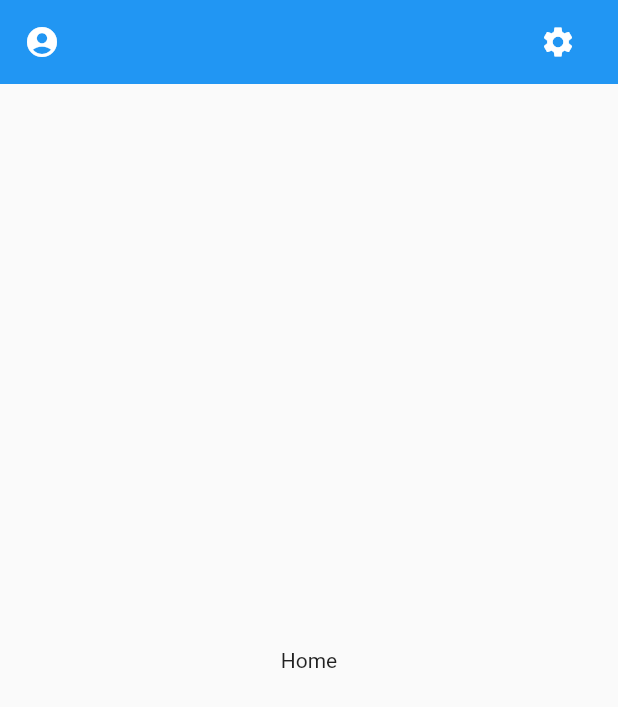
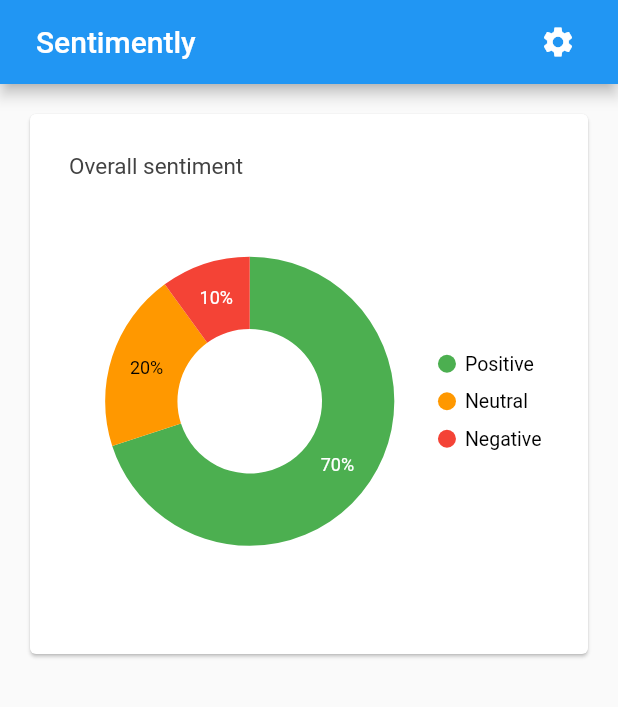
Before and after one commit to Thouny/sis_group6, a Flutter app: the screen it shows after launch, on a phone screen of 412 x 824 dp. Shown: the top 707 px of the screen. Run offline on Flutter 3.47's test engine with Material 2 defaults, Android fonts, the phone set to English and light mode, and no system bars; our stand-ins replace connectivity_plus, equatable, flutter_bloc, routemaster, syncfusion_flutter_charts.

Commit message:
Add Sentiment chart with mock data

```diff
--- a/lib/core/consts/home/home.dart
+++ b/lib/core/consts/home/home.dart
@@ -1,3 +1,4 @@
 class HomeConsts {
-  static const String title = 'Home';
+  static const appName = 'Sentimently';
+  static const sentimentChartTitle = 'Overall sentiment';
 }
--- a/lib/core/theme/app.dart
+++ b/lib/core/theme/app.dart
@@ -39,8 +39,9 @@ class AppHeightValues {
   static const double smallSubTabBarHeight = 75;
   static const double timePickerHeight = 240;
   static const double xSmallCollectionCardHeight = 260;
-  static const double collectionCardHeight = 276;
-  static const double collectionCardImageHeight = 157;
+  static const double cardHeight = 276;
+  static const double cardImageHeight = 157;
+  static const double sentimentChartHeight = 400;
   static const double tileHeight = 83;
   static const double mindHackCardHeight = 137;
   static const double lessonButtonHeight = 55.0;
--- /dev/null
+++ b/lib/mock/sentiment_data.dart
@@ -0,0 +1,8 @@
+import 'package:flutter/material.dart';
+import 'package:sis_group6/presentation/models/sentiment_chart/sentiment_chart_data.dart';
+
+final mockData = [
+  const SentimentChartData('Positive', 0.7, label: '70%', color: Colors.green),
+  const SentimentChartData('Neutral', 0.2, label: '20%', color: Colors.orange),
+  const SentimentChartData('Negative', 0.1, label: '10%', color: Colors.red),
+];
--- /dev/null
+++ b/lib/presentation/models/sentiment_chart/sentiment_chart_data.dart
@@ -0,0 +1,15 @@
+import 'package:flutter/widgets.dart';
+
+class SentimentChartData {
+  const SentimentChartData(
+    this.xData,
+    this.yData, {
+    required this.label,
+    required this.color,
+  });
+
+  final String xData;
+  final num yData;
+  final String label;
+  final Color color;
+}
--- a/lib/presentation/root_page_tab_scaffold.dart
+++ b/lib/presentation/root_page_tab_scaffold.dart
@@ -1,5 +1,6 @@
 import 'package:flutter/material.dart';
 import 'package:routemaster/routemaster.dart';
+import 'package:sis_group6/core/consts/home/home.dart';
 
 class RootPageTabScaffold extends StatefulWidget {
   const RootPageTabScaffold({Key? key}) : super(key: key);
@@ -41,13 +42,9 @@ class _RootPageTabScaffoldState extends State<RootPageTabScaffold>
 
   AppBar _buildAppBar(BuildContext context, String currentPath) {
     return AppBar(
-      elevation: 0,
-      leading: Padding(
-        padding: const EdgeInsets.all(8),
-        child: IconButton(
-          onPressed: () {},
-          icon: const Icon(Icons.account_circle),
-        ),
+      title: const Padding(
+        padding: EdgeInsets.all(8),
+        child: Text(HomeConsts.appName),
       ),
       actions: [
         Padding(
--- a/lib/presentation/views/home/home.dart
+++ b/lib/presentation/views/home/home.dart
@@ -1,5 +1,6 @@
 import 'package:flutter/material.dart';
-import 'package:sis_group6/core/consts/home/home.dart';
+import 'package:sis_group6/mock/sentiment_data.dart';
+import 'package:sis_group6/presentation/widgets/sentiment_chart.dart';
 
 class HomeView extends StatelessWidget {
   const HomeView({Key? key}) : super(key: key);
@@ -7,13 +8,11 @@ class HomeView extends StatelessWidget {
   @override
   Widget build(BuildContext context) {
     return Scaffold(
-      body: Center(
-        child: Column(
-          mainAxisSize: MainAxisSize.min,
-          children: const [
-            Text(HomeConsts.title),
-          ],
-        ),
+      body: Column(
+        mainAxisSize: MainAxisSize.min,
+        children: [
+          SentimentChart(data: mockData),
+        ],
       ),
     );
   }
--- /dev/null
+++ b/lib/presentation/widgets/sentiment_chart.dart
@@ -0,0 +1,47 @@
+import 'package:flutter/material.dart';
+import 'package:sis_group6/core/consts/home/home.dart';
+import 'package:sis_group6/core/theme/app.dart';
+import 'package:sis_group6/mock/sentiment_data.dart';
+import 'package:sis_group6/presentation/models/sentiment_chart/sentiment_chart_data.dart';
+import 'package:syncfusion_flutter_charts/charts.dart';
+
+class SentimentChart extends StatelessWidget {
+  const SentimentChart({Key? key, required this.data}) : super(key: key);
+
+  final List<SentimentChartData> data;
+
+  static const keyPrefix = 'SentimentChart';
+
+  @override
+  Widget build(BuildContext context) {
+    return Container(
+      padding: const EdgeInsets.all(AppPaddingValues.xSmallHorizontalPadding),
+      height: AppHeightValues.sentimentChartHeight,
+      child: Card(
+        child: Padding(
+          padding: const EdgeInsets.all(AppPaddingValues.smallPadding),
+          child: SfCircularChart(
+            key: const Key(keyPrefix),
+            title: ChartTitle(
+              text: HomeConsts.sentimentChartTitle,
+              alignment: ChartAlignment.near,
+            ),
+            legend: Legend(isVisible: true),
+            series: <DoughnutSeries<SentimentChartData, String>>[
+              DoughnutSeries<SentimentChartData, String>(
+                explode: false,
+                explodeIndex: 0,
+                pointColorMapper: (SentimentChartData data, _) => data.color,
+                dataSource: mockData,
+                xValueMapper: (SentimentChartData data, _) => data.xData,
+                yValueMapper: (SentimentChartData data, _) => data.yData,
+                dataLabelMapper: (SentimentChartData data, _) => data.label,
+                dataLabelSettings: const DataLabelSettings(isVisible: true),
+              ),
+            ],
+          ),
+        ),
+      ),
+    );
+  }
+}
--- a/pubspec.yaml
+++ b/pubspec.yaml
@@ -46,6 +46,9 @@ dependencies:
   # Network
   connectivity_plus: ^2.3.0
   http: ^0.13.4
+
+  # Data visualisation
+  syncfusion_flutter_charts: ^20.2.48
 
 
 dev_dependencies:
```
Also changed, not shown: pubspec.lock.
